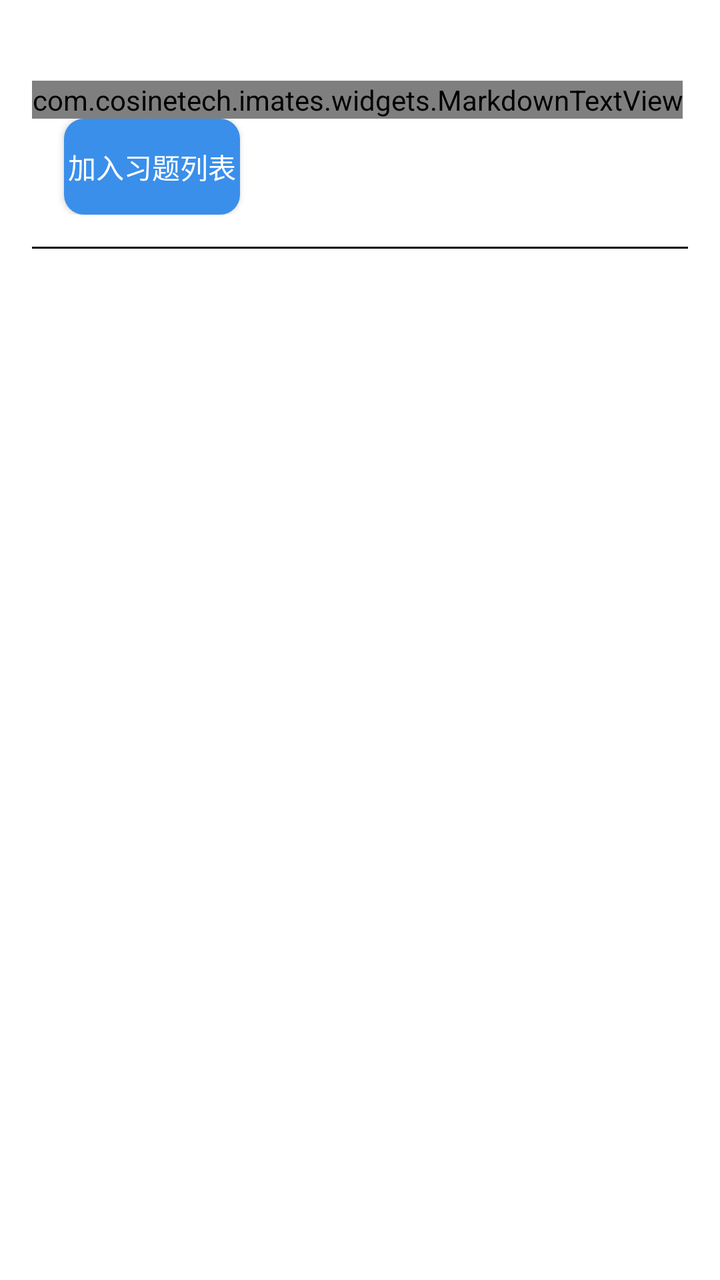
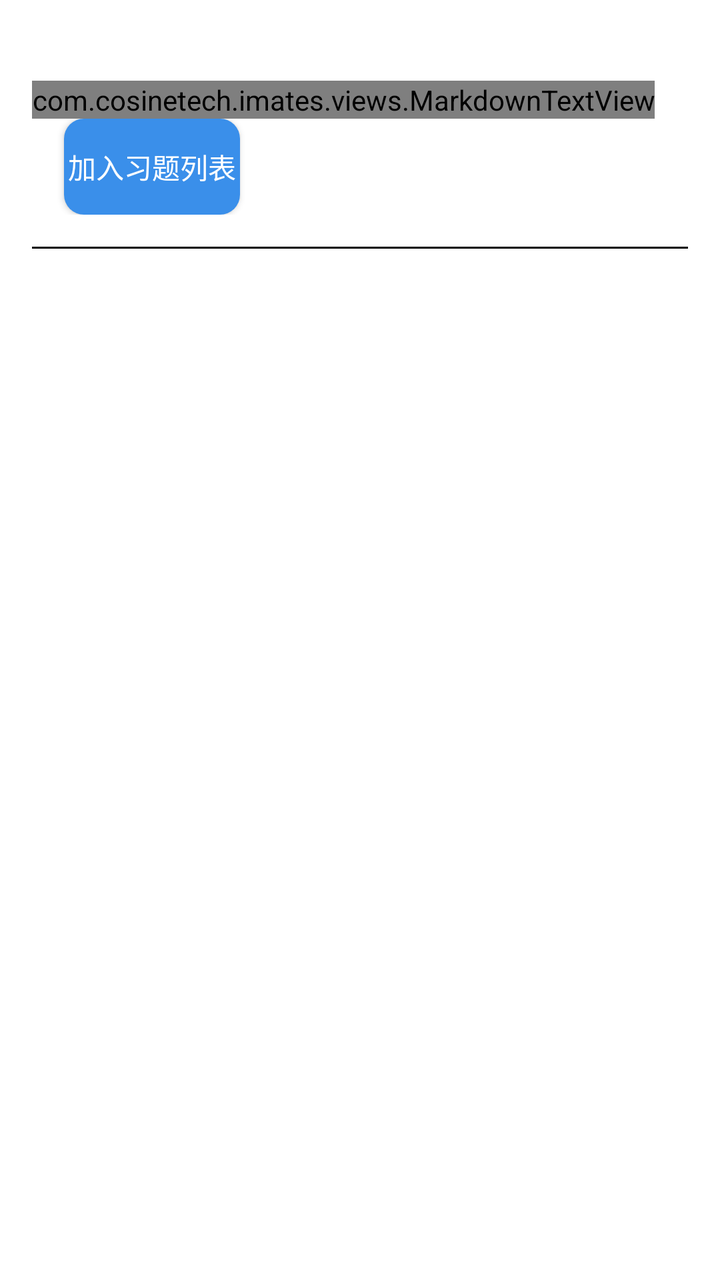

Compare the two renders of this Android layout. The source of the first and the diff that turns it into the second are given below.
<!-- AndroidManifest.xml: application theme Theme.IMatesApp.FullScreen -->
<!-- res/layout/item_similar_question.xml -->
<?xml version="1.0" encoding="utf-8"?>
<LinearLayout xmlns:android="http://schemas.android.com/apk/res/android"
    android:id="@+id/container"
    android:layout_width="match_parent"
    android:layout_height="wrap_content"
    android:orientation="vertical"
    android:padding="16dp"
    android:background="@drawable/item_exercise_background"
    android:clickable="true"
    android:focusable="true">

    <TextView
        android:id="@+id/item_number"
        android:layout_width="wrap_content"
        android:layout_height="wrap_content"
        android:textSize="18sp"
        android:minHeight="24dp"
        android:textColor="@android:color/black"
        android:layout_gravity="start"
        android:layout_marginEnd="8dp" />

    <com.cosinetech.imates.widgets.MarkdownTextView
        android:id="@+id/question_text"
        android:clickable="true"
        android:focusable="false"
        android:layout_width="wrap_content"
        android:layout_height="wrap_content"
        android:textColor="#000000"/>

    <LinearLayout
        android:layout_width="match_parent"
        android:layout_height="wrap_content"
        android:orientation="horizontal">

        <Button
            android:id="@+id/add_to_list"
            android:layout_width="wrap_content"
            android:layout_height="wrap_content"
            android:layout_marginHorizontal="16dp"
            android:textColor="#ffffff"
            android:background="@drawable/button_bk"
            android:text = "加入习题列表"/>

        <Button
            android:id="@+id/add_to_favor"
            android:layout_width="wrap_content"
            android:layout_height="wrap_content"
            android:layout_marginHorizontal="16dp"
            android:visibility="gone"
            android:textColor="#ffffff"
            android:background="@drawable/button_bk"
            android:text = "加入我的收藏"/>
    </LinearLayout>

    <View
        android:layout_width="match_parent"
        android:layout_height="1dp"
        android:background="#000000"
        android:layout_marginTop="16dp"/>
</LinearLayout>
<!-- resources referenced by this layout -->
<resources>
  <!-- drawable button_bk (drawable) -->
  <?xml version="1.0" encoding="utf-8"?>
  <selector xmlns:android="http://schemas.android.com/apk/res/android">
      <item android:drawable="@drawable/button_disabled"  android:state_enabled="false"/>
      
      <item android:drawable="@drawable/button_normal" android:state_pressed="false"/>
      
      <item android:drawable="@drawable/button_pressed" android:state_pressed="true"/>
  </selector>
  <!-- drawable item_exercise_background (drawable) -->
  <?xml version="1.0" encoding="utf-8"?>
  <selector xmlns:android="http://schemas.android.com/apk/res/android">
      <item android:state_selected="true">
          <shape>
              <solid android:color="@android:color/transparent" />
              <stroke android:width="2dp" android:color="@android:color/holo_blue_light" />
              <corners android:radius="8dp" />
          </shape>
      </item>
      <item>
          <shape>
              <solid android:color="@android:color/white" />
          </shape>
      </item>
  </selector>
  <style name="Theme.IMatesApp.FullScreen" parent="Theme.AppCompat.Light.NoActionBar">
          
          <item name="android:windowFullscreen">true</item>
          
          <item name="android:windowTranslucentStatus">true</item>
          
          <item name="android:windowTranslucentNavigation">true</item>
      </style>
  <!-- drawable button_disabled (drawable) -->
  <?xml version="1.0" encoding="utf-8"?>
  <shape
      xmlns:android="http://schemas.android.com/apk/res/android"
      android:shape="rectangle">
      
      <corners android:radius="10dp"/>
      
      <solid android:color="#95999B"/>
  </shape>
  <!-- drawable button_normal (drawable) -->
  <?xml version="1.0" encoding="utf-8"?>
  <shape
      xmlns:android="http://schemas.android.com/apk/res/android"
      android:shape="rectangle">
      
      <corners android:radius="10dp"/>
      
      <solid android:color="#3a8fea"/>
  </shape>
  <!-- drawable button_pressed (drawable) -->
  <?xml version="1.0" encoding="utf-8"?>
  <shape
      xmlns:android="http://schemas.android.com/apk/res/android"
      android:shape="rectangle">
      
      <corners android:radius="10dp"/>
      
      <solid android:color="#0662f5"/>
  </shape>
</resources>

<!-- the commit's change to res/layout/item_similar_question.xml (unified diff, before → after) -->
@@ -19,7 +19,7 @@
         android:layout_gravity="start"
         android:layout_marginEnd="8dp" />
 
-    <com.cosinetech.imates.widgets.MarkdownTextView
+    <com.cosinetech.imates.views.MarkdownTextView
         android:id="@+id/question_text"
         android:clickable="true"
         android:focusable="false"
